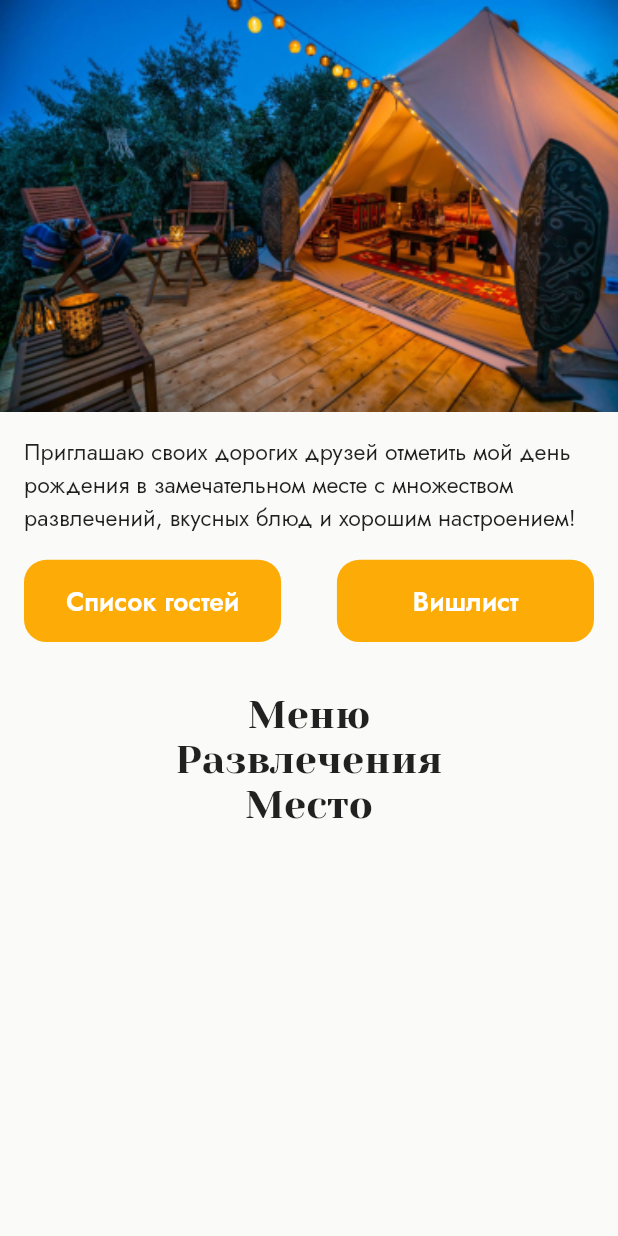
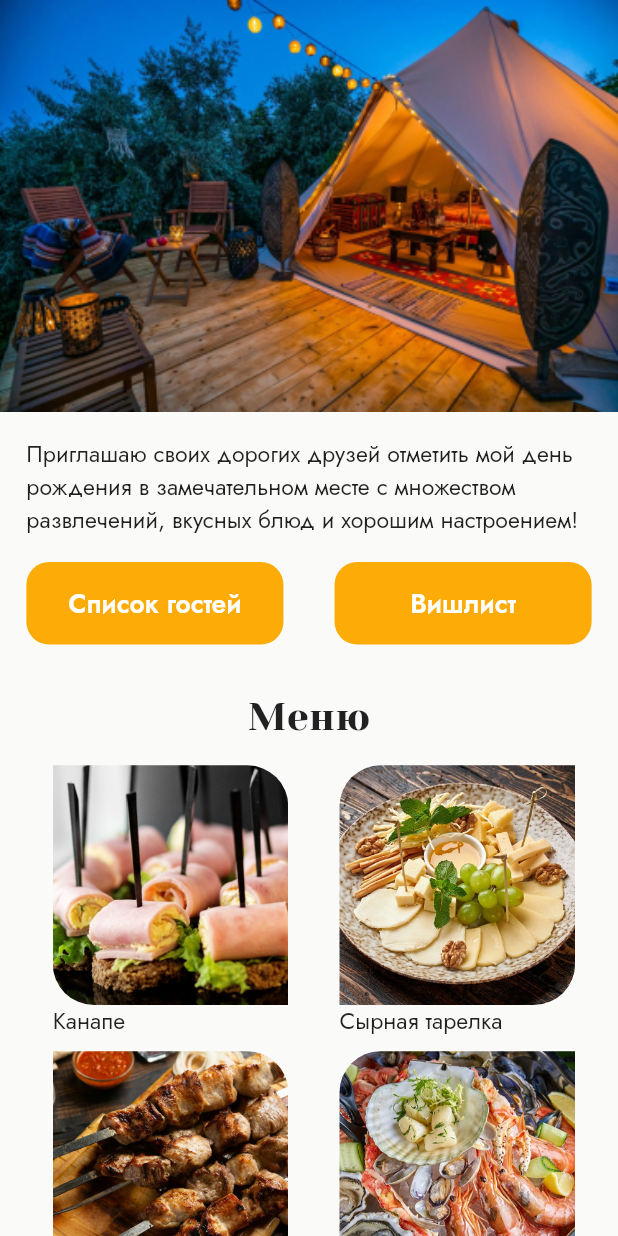
Before and after one commit to TemityStolyarov/birthday_app, a Flutter app: the screen it shows after launch, after a tap on "Список гостей", on a phone screen of 412 x 824 dp. Run offline on Flutter 3.47's test engine with Material 2 defaults, Android fonts, the phone set to English and light mode, and no system bars; our stand-ins replace flutter_screenutil.

Commit message:
Home page without collapsing lists

```diff
--- a/lib/constants.dart
+++ b/lib/core/constants.dart
@@ -1,12 +1,13 @@
 import 'package:flutter/material.dart';
 
 const primaryAccentColor = Color(0xFFFDAC07);
-const secondAccentColor = Color(0xFF47802B);
+const secondaryAccentColor = Color(0xFF47802B);
 
 const backgroundColor = Color(0xFFFAFBF9);
 const textInputBackbroundColor = Color(0xFFF2F8EF);
 
-const primaryFontColor = Colors.black;
+const primaryFontColor = Color(0x00000000);
+const secondaryFontColor = Color(0xFF4E4343);
 
 const reservationPointSelectedColor = Color(0xFF4E4343);
 const reservationPointUnselectedColor = Color(0xFFD9D9D9);
--- a/lib/main.dart
+++ b/lib/main.dart
@@ -1,7 +1,6 @@
 import 'package:flutter/material.dart';
-import 'package:mobyte_birthday/constants.dart';
-import 'package:mobyte_birthday/widgets/appbar.dart';
-import 'package:flutter_screenutil/flutter_screenutil.dart';
+import 'package:mobyte_birthday/core/constants.dart';
+import 'package:mobyte_birthday/ui/pages/main_page.dart';
 
 void main() {
   runApp(const MainApp());
@@ -19,113 +18,7 @@ class MainApp extends StatelessWidget {
         fontFamily: 'Jost',
       ),
       debugShowCheckedModeBanner: false,
-      home: Scaffold(
-        resizeToAvoidBottomInset: false,
-        body: ScreenUtilInit(
-          designSize: const Size(375, 812),
-          //minTextAdapt: true,
-          //splitScreenMode: true,
-          builder: (context, child) {
-            return SafeArea(
-              child: SingleChildScrollView(
-                child: Center(
-                  child: Column(
-                    crossAxisAlignment: CrossAxisAlignment.stretch,
-                    children: [
-                      SizedBox(
-                        width: 375.sp,
-                        height: 250.sp,
-                        child: Image.asset(
-                          'assets/images/image.png',
-                          fit: BoxFit.cover,
-                        ),
-                      ),
-                      Padding(
-                        padding: const EdgeInsets.all(16),
-                        child: Column(
-                          mainAxisAlignment: MainAxisAlignment.center,
-                          children: [
-                            Text(
-                              'Приглашаю своих дорогих друзей отметить мой день рождения в замечательном месте с множеством развлечений, вкусных блюд и хорошим настроением!',
-                              style: TextStyle(
-                                fontSize: 14.sp,
-                              ),
-                            ),
-                            SizedBox(height: 15.sp),
-                            Row(
-                              mainAxisAlignment: MainAxisAlignment.spaceBetween,
-                              children: [
-                                ElevatedButton(
-                                  style: ElevatedButton.styleFrom(
-                                    elevation: 0,
-                                    fixedSize: Size(156.sp, 50.sp),
-                                    backgroundColor: primaryAccentColor,
-                                    shape: RoundedRectangleBorder(
-                                      borderRadius: BorderRadius.circular(15),
-                                    ),
-                                  ),
-                                  onPressed: () {},
-                                  child: Text(
-                                    'Список гостей',
-                                    style: TextStyle(
-                                      fontSize: 16.sp,
-                                      fontWeight: FontWeight.w600,
-                                    ),
-                                  ),
-                                ),
-                                ElevatedButton(
-                                  style: ElevatedButton.styleFrom(
-                                    elevation: 0,
-                                    fixedSize: Size(156.sp, 50.sp),
-                                    backgroundColor: primaryAccentColor,
-                                    shape: RoundedRectangleBorder(
-                                      borderRadius: BorderRadius.circular(15),
-                                    ),
-                                  ),
-                                  onPressed: () {},
-                                  child: Text(
-                                    'Вишлист',
-                                    style: TextStyle(
-                                      fontSize: 16.sp,
-                                      fontWeight: FontWeight.w600,
-                                    ),
-                                  ),
-                                ),
-                              ],
-                            ),
-                            SizedBox(height: 30.sp),
-                            Text(
-                              'Меню',
-                              style: TextStyle(
-                                fontSize: 24.sp,
-                                fontFamily: 'YesevaOne',
-                              ),
-                            ),
-                            Text(
-                              'Развлечения',
-                              style: TextStyle(
-                                fontSize: 24.sp,
-                                fontFamily: 'YesevaOne',
-                              ),
-                            ),
-                            Text(
-                              'Место',
-                              style: TextStyle(
-                                fontSize: 24.sp,
-                                fontFamily: 'YesevaOne',
-                              ),
-                            ),
-                          ],
-                        ),
-                      ),
-                    ],
-                  ),
-                ),
-              ),
-            );
-          },
-        ),
-      ),
+      home: const MainPage(),
     );
   }
 }
--- /dev/null
+++ b/lib/ui/pages/main_page.dart
@@ -0,0 +1,309 @@
+import 'package:flutter/material.dart';
+import 'package:flutter/services.dart';
+import 'package:flutter_screenutil/flutter_screenutil.dart';
+import 'package:mobyte_birthday/core/constants.dart';
+import 'package:mobyte_birthday/widgets/list_entertainments.dart';
+
+class RoundedButton extends StatelessWidget {
+  final VoidCallback onPressed;
+  final String text;
+  final double? borderRadius;
+  final Color? buttonColor;
+  final double? elevation;
+  final double? width;
+  final double? height;
+  final double? fontSize;
+
+  const RoundedButton({
+    super.key,
+    required this.onPressed,
+    required this.text,
+    this.borderRadius,
+    this.buttonColor,
+    this.elevation,
+    this.width,
+    this.height,
+    this.fontSize,
+  });
+
+  @override
+  Widget build(BuildContext context) {
+    return ElevatedButton(
+      style: ElevatedButton.styleFrom(
+        elevation: elevation ?? 0,
+        fixedSize: Size(width ?? 156.sp, height ?? 50.sp),
+        backgroundColor: buttonColor ?? primaryAccentColor,
+        shape: RoundedRectangleBorder(
+          borderRadius: BorderRadius.circular(borderRadius ?? 15),
+        ),
+      ),
+      onPressed: onPressed,
+      child: Text(
+        text,
+        style: TextStyle(
+          fontSize: fontSize ?? 16.sp,
+          fontWeight: FontWeight.w600,
+        ),
+      ),
+    );
+  }
+}
+
+class Header extends StatelessWidget {
+  final String text;
+  final double? fontSize;
+  final double? topPadding;
+  final double? bottomPadding;
+
+  const Header({
+    super.key,
+    required this.text,
+    this.fontSize,
+    this.topPadding,
+    this.bottomPadding,
+  });
+
+  @override
+  Widget build(BuildContext context) {
+    return Padding(
+      padding: EdgeInsets.only(
+        top: topPadding ?? 0,
+        bottom: bottomPadding ?? 0,
+      ),
+      child: Text(
+        text,
+        style: TextStyle(
+          fontSize: fontSize ?? 24.sp,
+          fontFamily: 'YesevaOne',
+        ),
+      ),
+    );
+  }
+}
+
+class MenuGrid extends StatelessWidget {
+  final List list;
+  const MenuGrid({super.key, required this.list});
+
+  @override
+  Widget build(BuildContext context) {
+    return Column(
+      children: [
+        GridView.builder(
+          semanticChildCount: 6,
+          shrinkWrap: true,
+          physics: const NeverScrollableScrollPhysics(),
+          gridDelegate: SliverGridDelegateWithFixedCrossAxisCount(
+            crossAxisCount: 2,
+            mainAxisSpacing: 8.sp, // 8 = 30 - 22
+            crossAxisSpacing: 31.sp,
+            childAspectRatio: 140.sp / 162.sp, // 162 = 140 + 22
+          ),
+          itemCount: 6,
+          itemBuilder: (context, index) {
+            return Column(
+              children: [
+                Expanded(
+                  child: ClipRRect(
+                    borderRadius: index % 2 == 0
+                        ? BorderRadius.only(
+                            bottomLeft: Radius.circular(25.sp),
+                            topRight: Radius.circular(25.sp),
+                          )
+                        : BorderRadius.only(
+                            topLeft: Radius.circular(25.sp),
+                            bottomRight: Radius.circular(25.sp),
+                          ),
+                    child: Image.asset(
+                      'assets/images/image$index.jpg',
+                      fit: BoxFit.cover,
+                    ),
+                  ),
+                ),
+                Align(
+                  alignment: Alignment.topLeft,
+                  child: Text(
+                    list[index],
+                    style: TextStyle(fontSize: 14.sp),
+                  ),
+                ),
+              ],
+            );
+          },
+        ),
+      ],
+    );
+  }
+}
+
+class EntertaimentsList extends StatelessWidget {
+  final List titles;
+  final List subtitles;
+
+  const EntertaimentsList(
+      {super.key, required this.titles, required this.subtitles});
+
+  @override
+  Widget build(BuildContext context) {
+    return ListView.separated(
+      itemBuilder: (BuildContext context, int index) {
+        return Entertaiment(
+          title: titles[index],
+          subtitle: subtitles[index],
+          onPressedTile: () {
+            //TODO
+          },
+          onPressedRight: () {
+            //TODO
+          },
+          image: 'assets/images/frame$index.png',
+        );
+      },
+      itemCount: titles.length == subtitles.length ? titles.length : 0,
+      separatorBuilder: (BuildContext context, int index) {
+        return SizedBox(height: 16.sp);
+      },
+      shrinkWrap: true,
+      physics: const NeverScrollableScrollPhysics(),
+      scrollDirection: Axis.vertical,
+    );
+  }
+}
+
+class MainPage extends StatelessWidget {
+  const MainPage({super.key});
+
+  @override
+  Widget build(BuildContext context) {
+    SystemChrome.setSystemUIOverlayStyle(
+      const SystemUiOverlayStyle(
+        systemNavigationBarColor: backgroundColor,
+        systemNavigationBarIconBrightness: Brightness.light,
+      ),
+    );
+    return Scaffold(
+      resizeToAvoidBottomInset: false,
+      backgroundColor: backgroundColor,
+      body: ScreenUtilInit(
+        designSize: const Size(375, 812), // Размеры макета
+        //minTextAdapt: true,
+        //splitScreenMode: true,
+        builder: (context, child) {
+          return SafeArea(
+            child: SingleChildScrollView(
+              child: Column(
+                crossAxisAlignment: CrossAxisAlignment.stretch,
+                children: [
+                  SizedBox(
+                    width: 375.sp,
+                    height: 250.sp,
+                    child: Image.asset(
+                      'assets/images/image.png',
+                      fit: BoxFit.cover,
+                    ),
+                  ),
+                  Padding(
+                    padding: EdgeInsets.all(16.sp),
+                    child: Column(
+                      mainAxisAlignment: MainAxisAlignment.center,
+                      children: [
+                        Text(
+                          'Приглашаю своих дорогих друзей отметить мой день рождения в замечательном месте с множеством развлечений, вкусных блюд и хорошим настроением!',
+                          style: TextStyle(fontSize: 14.sp),
+                        ),
+                        SizedBox(height: 15.sp),
+                        Row(
+                          mainAxisAlignment: MainAxisAlignment.spaceBetween,
+                          children: [
+                            RoundedButton(
+                              onPressed: () {/* TODO */},
+                              text: 'Список гостей',
+                            ),
+                            RoundedButton(
+                              onPressed: () {/* TODO */},
+                              text: 'Вишлист',
+                            ),
+                          ],
+                        ),
+                        Header(
+                          text: 'Меню',
+                          topPadding: 30.sp,
+                        ),
+                        Padding(
+                          padding: EdgeInsets.only(
+                            left: 16.sp,
+                            right: 10.sp,
+                            top: 16.sp,
+                            bottom: 12.sp,
+                          ),
+                          child: const MenuGrid(
+                            list: [
+                              'Канапе',
+                              'Сырная тарелка',
+                              'Шашлык на мангале',
+                              'Морепродукты',
+                              'Свежие фрукты',
+                              'Авторские лимонады',
+                            ],
+                          ),
+                        ),
+                        Text('Свернуть'),
+                        Header(
+                          text: 'Развлечения',
+                          topPadding: 30.sp,
+                          bottomPadding: 16.sp,
+                        ),
+                        const EntertaimentsList(
+                          titles: [
+                            'Настольные игры',
+                            'Бассейн',
+                          ],
+                          subtitles: [
+                            'Мафия, уно, домино, экивоки и другие',
+                            'Два бассейна с подогревом',
+                          ],
+                        ),
+                        Padding(
+                          padding: EdgeInsets.only(top: 16.sp),
+                          child: Text('Развернуть'),
+                        ),
+                        Header(
+                          text: 'Место',
+                          topPadding: 30.sp,
+                          bottomPadding: 16.sp,
+                        ),
+                        SizedBox(
+                          width: 343.sp,
+                          height: 246.sp,
+                          child: Image.asset(
+                            'assets/images/place.png',
+                            fit: BoxFit.cover,
+                          ),
+                        ),
+                        Padding(
+                          padding: EdgeInsets.only(top: 4.sp, bottom: 10.sp),
+                          child: Text(
+                            'Центральная ул., 84, хутор Седых',
+                            style: TextStyle(
+                                fontSize: 14.sp, color: secondaryFontColor),
+                          ),
+                        ),
+                        Text(
+                          'Перейти на сайт места',
+                          style: TextStyle(
+                              fontSize: 14.sp,
+                              decoration: TextDecoration.underline),
+                        ),
+                        SizedBox(height: 89.sp),
+                      ],
+                    ),
+                  ),
+                ],
+              ),
+            ),
+          );
+        },
+      ),
+    );
+  }
+}
--- a/lib/widgets/appbar.dart
+++ b/lib/widgets/appbar.dart
@@ -1,5 +1,5 @@
 import 'package:flutter/material.dart';
-import 'package:mobyte_birthday/constants.dart';
+import 'package:mobyte_birthday/core/constants.dart';
 
 class BdayAppBar extends StatelessWidget {
   final Widget? child;
--- /dev/null
+++ b/lib/widgets/list_entertainments.dart
@@ -0,0 +1,71 @@
+import 'package:flutter/material.dart';
+import 'package:flutter_screenutil/flutter_screenutil.dart';
+
+class Entertaiment extends StatelessWidget {
+  final String title;
+  final String subtitle;
+  final String image;
+
+  const Entertaiment({
+    super.key,
+    required this.title,
+    required this.subtitle,
+    required this.onPressedTile,
+    required this.onPressedRight,
+    required this.image,
+  });
+
+  final VoidCallback onPressedTile;
+  final VoidCallback onPressedRight;
+
+  @override
+  Widget build(BuildContext context) {
+    return Stack(
+      children: [
+        //InkWell
+        Row(
+          children: [
+            SizedBox(
+              width: 42.sp,
+              height: 42.sp,
+              child: ClipOval(
+                child: Image.asset(
+                  image,
+                  fit: BoxFit.cover,
+                ),
+              ),
+            ),
+            SizedBox(width: 12.sp),
+            Expanded(
+              child: Column(
+                crossAxisAlignment: CrossAxisAlignment.start,
+                mainAxisSize: MainAxisSize.min,
+                children: [
+                  Text(
+                    title,
+                    style:
+                        TextStyle(fontSize: 14.sp, fontWeight: FontWeight.w600),
+                  ),
+                  Text(
+                    subtitle,
+                    style: TextStyle(fontSize: 14.sp),
+                  ),
+                ],
+              ),
+            ),
+            IconButton(
+              icon: Icon(
+                Icons.navigate_next,
+                size: 15.sp,
+              ),
+              onPressed: onPressedRight,
+              splashRadius: 15.sp,
+              constraints: BoxConstraints(minWidth: 0.sp),
+              padding: const EdgeInsets.all(0),
+            ),
+          ],
+        ),
+      ],
+    );
+  }
+}
```
Also changed, not shown: assets/images/frame0.png (added), assets/images/frame1.png (added), assets/images/image0.jpg (added), assets/images/image1.jpg (added), assets/images/image2.jpg (added), assets/images/image3.jpg (added), assets/images/image4.jpg (added), assets/images/image5.jpg (added), assets/images/place.png (added), 3 other files.
